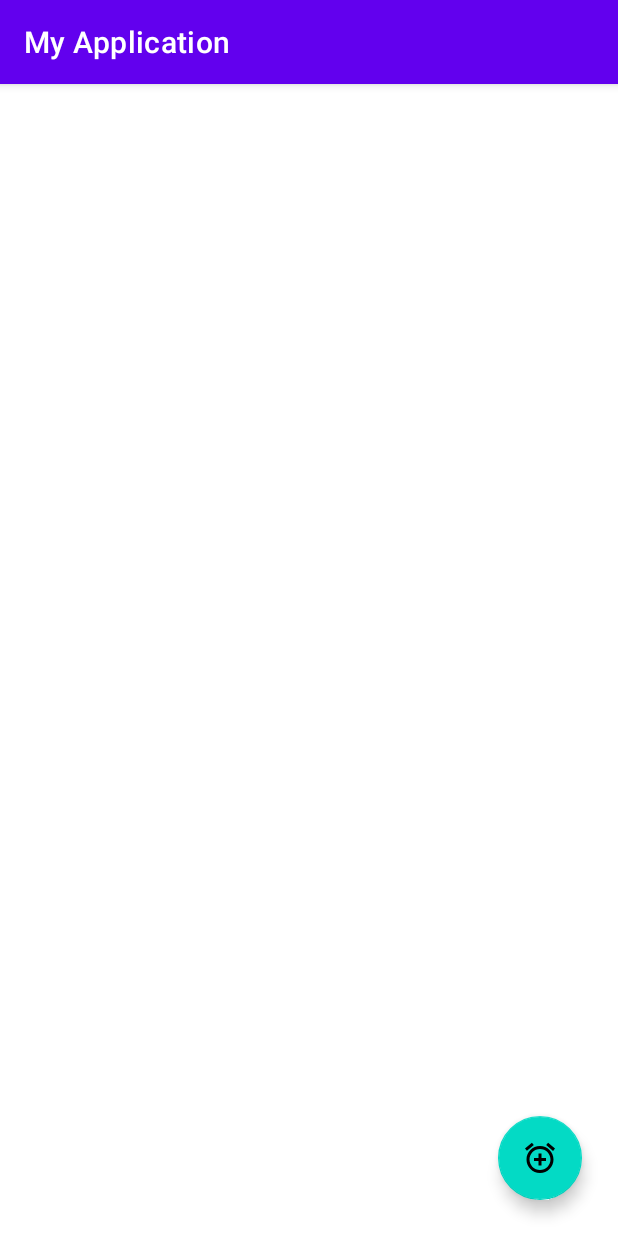
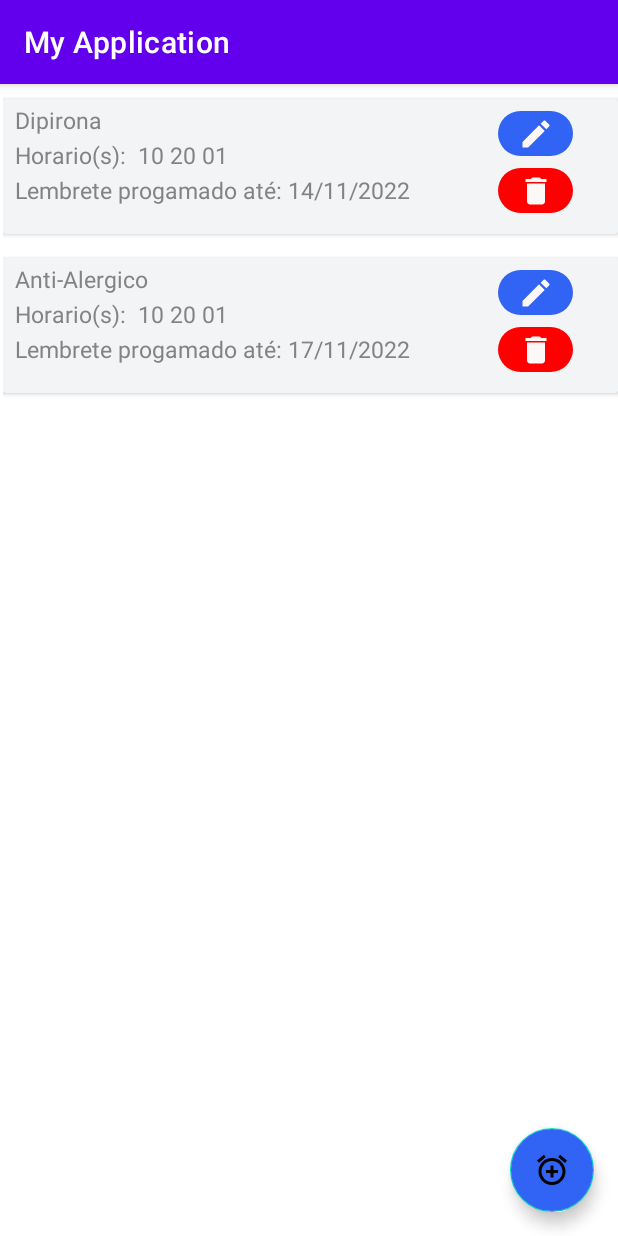
Before and after one commit to FabuSilva/teste, an Android app: the screen it shows after launch (MainActivity), on a phone screen of 412 x 824 dp. Run offline under Robolectric (Android 15) with nearby library versions, the phone set to English and light mode, and no system bars.

Commit message:
Recycle View e horarios

```diff
--- a/app/src/main/java/com/example/myapplication/MainActivity.java
+++ b/app/src/main/java/com/example/myapplication/MainActivity.java
@@ -1,22 +1,41 @@
 package com.example.myapplication;
 
 import androidx.appcompat.app.AppCompatActivity;
+import androidx.recyclerview.widget.LinearLayoutManager;
+import androidx.recyclerview.widget.RecyclerView;
 
 import android.content.Intent;
 import android.os.Bundle;
 import android.view.View;
 
 import com.example.myapplication.databinding.ActivityMainBinding;
+import com.example.myapplication.model.Alarme;
+import com.example.myapplication.recyclerView.RecyclerViewAdapter;
+
+import java.util.ArrayList;
 
 public class MainActivity extends AppCompatActivity {
 
     ActivityMainBinding binding;
+    RecyclerView recyclerView;
+    RecyclerViewAdapter adapter;
+    ArrayList<Alarme> lista;
 
     @Override
     protected void onCreate(Bundle savedInstanceState) {
         super.onCreate(savedInstanceState);
         binding = ActivityMainBinding.inflate(getLayoutInflater());
         setContentView(binding.getRoot());
+
+        recyclerView = findViewById(R.id.recycle);
+        lista = new ArrayList<Alarme>();
+        lista.add(new Alarme("Dipirona","14/11/2022","10 20 01"));
+        lista.add(new Alarme("Anti-Alergico","17/11/2022","10 20 01"));
+        adapter = new RecyclerViewAdapter(MainActivity.this,lista);
+        RecyclerView.LayoutManager layoutManager = new LinearLayoutManager(MainActivity.this,
+                LinearLayoutManager.VERTICAL, false);
+        recyclerView.setLayoutManager(layoutManager);
+        recyclerView.setAdapter(adapter);
     }
 
     public void trocaTela1Para2(View view){
--- a/app/src/main/java/com/example/myapplication/model/Alarme.java
+++ b/app/src/main/java/com/example/myapplication/model/Alarme.java
@@ -1,12 +1,39 @@
 package com.example.myapplication.model;
-
-import java.util.ArrayList;
-import java.util.Calendar;
 
 public class Alarme {
 
-    String nomeMedicamento;
-    String horarioMedicamneto;
-    ArrayList<String>frequenciaMedicamento;
-    String dataFinal;
+    private String nomeMedicamento;
+    private String dataFinal;
+    private String horarios;
+
+
+    public Alarme(String nome, String data, String horarios){
+        this.nomeMedicamento = nome;
+        this.dataFinal = data;
+        this.horarios = horarios;
+    }
+
+    public String getNomeMedicamento() {
+        return nomeMedicamento;
+    }
+
+    public void setNomeMedicamento(String nomeMedicamento) {
+        this.nomeMedicamento = nomeMedicamento;
+    }
+
+    public String getDataFinal() {
+        return dataFinal;
+    }
+
+    public void setDataFinal(String dataFinal) {
+        this.dataFinal = dataFinal;
+    }
+
+    public String getHorarios() {
+        return horarios;
+    }
+
+    public void setHorarios(String horarios) {
+        this.horarios = horarios;
+    }
 }
--- /dev/null
+++ b/app/src/main/java/com/example/myapplication/recyclerView/RecyclerViewAdapter.java
@@ -0,0 +1,47 @@
+package com.example.myapplication.recyclerView;
+
+import android.content.Context;
+import android.view.LayoutInflater;
+import android.view.View;
+import android.view.ViewGroup;
+
+import androidx.annotation.NonNull;
+import androidx.recyclerview.widget.RecyclerView;
+
+import com.example.myapplication.R;
+import com.example.myapplication.model.Alarme;
+
+import java.util.ArrayList;
+
+public class RecyclerViewAdapter extends RecyclerView.Adapter<RecyclerViewHolder> {
+
+    private Context context;
+    private ArrayList<Alarme> itens;
+
+    public RecyclerViewAdapter(Context context, ArrayList<Alarme> itens) {
+        this.context = context;
+        this.itens = itens;
+    }
+
+    @NonNull
+    @Override
+    public RecyclerViewHolder onCreateViewHolder(@NonNull ViewGroup parent, int viewType) {
+        View view = LayoutInflater.from(context).inflate(R.layout.layout_recycler_view, parent, false);
+        RecyclerViewHolder recyclerViewHolder = new RecyclerViewHolder(view);
+        return recyclerViewHolder;
+    }
+
+    @Override
+    public void onBindViewHolder(@NonNull RecyclerViewHolder holder, int position) {
+        Alarme alarme = itens.get(position);
+        holder.nomeMedicamento.setText(alarme.getNomeMedicamento());
+        holder.dataFinal.setText(alarme.getDataFinal());
+        holder.horarios.setText(alarme.getHorarios());
+
+    }
+
+    @Override
+    public int getItemCount() {
+        return itens.size();
+    }
+}
--- /dev/null
+++ b/app/src/main/java/com/example/myapplication/recyclerView/RecyclerViewHolder.java
@@ -0,0 +1,21 @@
+package com.example.myapplication.recyclerView;
+
+import android.view.View;
+import android.widget.TextView;
+
+import androidx.annotation.NonNull;
+import androidx.recyclerview.widget.RecyclerView;
+
+import com.example.myapplication.R;
+
+public class RecyclerViewHolder extends RecyclerView.ViewHolder {
+
+    TextView nomeMedicamento, dataFinal, horarios;
+
+    public RecyclerViewHolder(@NonNull View itemView) {
+        super(itemView);
+        nomeMedicamento = itemView.findViewById(R.id.recycleView_nome);
+        dataFinal = itemView.findViewById(R.id.recycleView_data);
+        horarios = itemView.findViewById(R.id.recycleView_hora);
+    }
+}
--- a/app/src/main/res/layout/activity_main.xml
+++ b/app/src/main/res/layout/activity_main.xml
@@ -1,28 +1,32 @@
 <?xml version="1.0" encoding="utf-8"?>
-<androidx.constraintlayout.widget.ConstraintLayout xmlns:android="http://schemas.android.com/apk/res/android"
-    xmlns:app="http://schemas.android.com/apk/res-auto"
+<RelativeLayout xmlns:android="http://schemas.android.com/apk/res/android"
     xmlns:tools="http://schemas.android.com/tools"
     android:layout_width="match_parent"
     android:layout_height="match_parent"
+    xmlns:app="http://schemas.android.com/apk/res-auto"
     android:background="@color/background_color"
     tools:context=".MainActivity">
 
+    <androidx.recyclerview.widget.RecyclerView
+        android:id="@+id/recycle"
+        android:layout_width="match_parent"
+        android:layout_height="match_parent"
+        android:layout_marginStart="2dp"
+        android:layout_marginTop="2dp"
+        tools:listitem="@layout/layout_recycler_view" />
+
     <com.google.android.material.floatingactionbutton.FloatingActionButton
-        android:id="@+id/floatingActionButton3"
+        android:id="@+id/btFlutuante"
         android:layout_width="wrap_content"
         android:layout_height="wrap_content"
-        android:layout_marginEnd="24dp"
-        android:layout_marginBottom="24dp"
-        android:clickable="true"
+        android:layout_alignParentEnd="true"
+        android:layout_alignParentBottom="true"
+        android:layout_marginStart="16dp"
+        android:layout_marginTop="16dp"
+        android:layout_marginEnd="16dp"
+        android:layout_marginBottom="16dp"
+        android:backgroundTint="@color/primary_color"
         android:onClick="trocaTela1Para2"
-        app:layout_constraintBottom_toBottomOf="parent"
-        app:layout_constraintEnd_toEndOf="parent"
         app:srcCompat="@drawable/ic_iconbt" />
 
-    <androidx.recyclerview.widget.RecyclerView
-        android:id="@+id/recycler"
-        android:layout_width="409dp"
-        android:layout_height="649dp"
-        tools:layout_editor_absoluteX="1dp"
-        tools:layout_editor_absoluteY="1dp" />
-</androidx.constraintlayout.widget.ConstraintLayout>
+</RelativeLayout>
--- a/app/src/main/res/layout/layout_recycler_view.xml
+++ b/app/src/main/res/layout/layout_recycler_view.xml
@@ -1,39 +1,21 @@
 <?xml version="1.0" encoding="utf-8"?>
-<androidx.constraintlayout.widget.ConstraintLayout xmlns:android="http://schemas.android.com/apk/res/android"
+<androidx.cardview.widget.CardView xmlns:android="http://schemas.android.com/apk/res/android"
+    android:layout_width="match_parent"
+    android:layout_height="90dp"
     xmlns:app="http://schemas.android.com/apk/res-auto"
-    xmlns:tools="http://schemas.android.com/tools"
-    android:layout_width="match_parent"
-    android:layout_height="90dp">
+    android:backgroundTint="@color/background_cardView"
+    android:layout_marginVertical="8dp">
 
-    <androidx.cardview.widget.CardView
-        android:layout_width="409dp"
-        android:layout_height="80dp"
-        android:layout_marginStart="8dp"
-        android:layout_marginTop="2dp"
-        android:layout_marginEnd="8dp"
-        android:layout_marginBottom="2dp"
-        app:cardCornerRadius="12dp"
-        app:cardElevation="12dp"
-        app:layout_constraintBottom_toBottomOf="parent"
-        app:layout_constraintEnd_toEndOf="parent"
-        app:layout_constraintStart_toStartOf="parent"
-        app:layout_constraintTop_toTopOf="parent">
-
-        <androidx.constraintlayout.widget.ConstraintLayout
-            android:layout_width="match_parent"
-            android:layout_height="match_parent">
-
-            <androidx.constraintlayout.widget.ConstraintLayout
-                android:id="@+id/constraintLayout"
-                android:layout_width="300dp"
-                android:layout_height="80dp"
-                app:layout_constraintBottom_toBottomOf="parent"
-                app:layout_constraintStart_toStartOf="parent"
-                app:layout_constraintTop_toTopOf="parent">
 
     <LinearLayout
         android:layout_width="match_parent"
         android:layout_height="match_parent"
+        android:orientation="horizontal">
+
+        <LinearLayout
+            android:id="@+id/LayoutTexto"
+            android:layout_width="300dp"
+            android:layout_height="90dp"
             android:orientation="vertical">
 
             <TextView
@@ -47,6 +29,7 @@
                 android:textSize="15dp" />
 
             <LinearLayout
+                android:id="@+id/LayoutHorario"
                 android:layout_width="wrap_content"
                 android:layout_height="wrap_content"
                 android:orientation="horizontal">
@@ -69,18 +52,19 @@
                     android:layout_height="wrap_content"
                     android:layout_marginLeft="4dp"
                     android:layout_marginTop="2dp"
+                    android:layout_marginRight="4dp"
                     android:layout_weight="1"
                     android:text="- - - - -"
                     android:textColor="@color/text_color"
                     android:textSize="15dp" />
+
             </LinearLayout>
 
             <LinearLayout
+                android:id="@+id/LayoutData"
                 android:layout_width="wrap_content"
                 android:layout_height="wrap_content"
-                        android:layout_marginBottom="16dp"
-                        android:orientation="horizontal"
-                        app:layout_constraintBottom_toBottomOf="parent">
+                android:orientation="horizontal">
 
                 <TextView
                     android:id="@+id/textView18"
@@ -104,27 +88,18 @@
                     android:text="00/00/0000"
                     android:textColor="@color/text_color"
                     android:textSize="15dp" />
+
+
             </LinearLayout>
 
+
         </LinearLayout>
-            </androidx.constraintlayout.widget.ConstraintLayout>
-
-            <androidx.constraintlayout.widget.ConstraintLayout
-                android:layout_width="107dp"
-                android:layout_height="80dp"
-                app:layout_constraintBottom_toBottomOf="parent"
-                app:layout_constraintEnd_toEndOf="parent"
-                app:layout_constraintStart_toEndOf="@+id/constraintLayout"
-                app:layout_constraintTop_toTopOf="parent">
 
         <LinearLayout
+            android:id="@+id/LayoutBotao"
             android:layout_width="match_parent"
-                    android:layout_height="match_parent"
-                    android:orientation="vertical"
-                    app:layout_constraintBottom_toBottomOf="parent"
-                    app:layout_constraintEnd_toEndOf="parent"
-                    app:layout_constraintStart_toStartOf="parent"
-                    app:layout_constraintTop_toTopOf="parent">
+            android:layout_height="90dp"
+            android:orientation="vertical">
 
             <ImageButton
                 android:id="@+id/recycleView_btEdit"
@@ -145,8 +120,5 @@
                 app:layout_constraintEnd_toEndOf="parent"
                 app:srcCompat="@drawable/ic_baseline_delete_botao" />
         </LinearLayout>
-            </androidx.constraintlayout.widget.ConstraintLayout>
-        </androidx.constraintlayout.widget.ConstraintLayout>
-
+    </LinearLayout>
 </androidx.cardview.widget.CardView>
-</androidx.constraintlayout.widget.ConstraintLayout>
--- a/app/src/main/res/values/colors.xml
+++ b/app/src/main/res/values/colors.xml
@@ -8,9 +8,11 @@
     <color name="black">#FF000000</color>
     <color name="white">#FFFFFFFF</color>
     <color name="background_color">#FFFFFF</color>
+    <color name="background_cardView">#f3f4f6</color>
     <color name="text_color">#838383</color>
     <color name="text_color2">#111111</color>
     <color name="primary_color">#3164F4</color>
     <color name="secondary_color">#FF0000</color>
     <color name="textView_color">#f1f5f9</color>
+    <color name="Cinza"></color>
 </resources>
--- a/app/src/main/res/values/strings.xml
+++ b/app/src/main/res/values/strings.xml
@@ -1,3 +1,4 @@
 <resources>
     <string name="app_name">My Application</string>
+
 </resources>
```
Also changed, not shown: app/src/main/java/com/example/myapplication/MainActivity2.java (+139 -12 lines), app/src/main/res/layout/activity_main2.xml (+12 -11 lines). Lines whose indentation alone changed are shown as unchanged.
